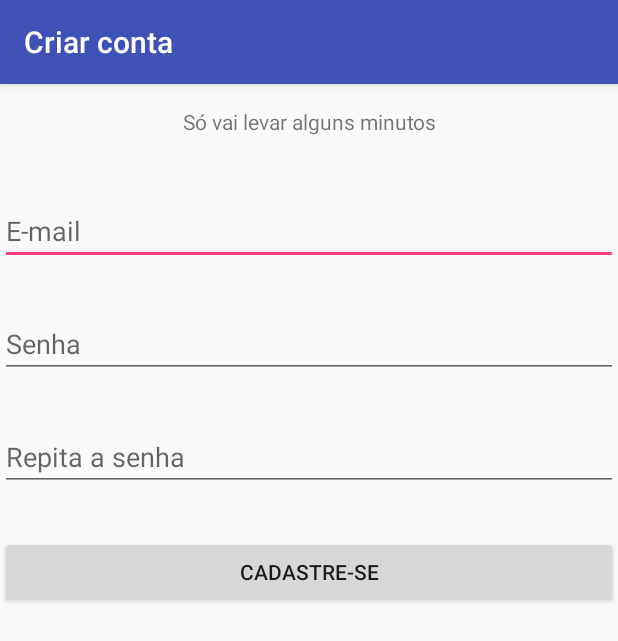
After one commit to guifonseca/QuebraGalho, an Android app: the CadastrarActivity screen opened directly, with no data from a screen before it, on a phone screen of 412 x 824 dp. The commit adds this screen. Shown: the top 641 px of the screen. Run offline under Robolectric (Android 15) with nearby library versions, the phone set to English and light mode, and no system bars.

Commit message:
Primeira tela do cadastro

```diff
--- /dev/null
+++ b/app/src/main/java/com/app/myapp/CadastrarActivity.java
@@ -0,0 +1,21 @@
+package com.app.myapp;
+
+import android.content.Intent;
+import android.os.Bundle;
+import android.support.v7.app.AppCompatActivity;
+import android.view.View;
+
+/**
+ * Created by Guilherme on 12/11/2017.
+ */
+
+public class CadastrarActivity extends AppCompatActivity {
+
+    @Override
+    protected void onCreate( Bundle savedInstanceState )
+    {
+        super.onCreate( savedInstanceState  );
+        setContentView( R.layout.activity_criar_conta);
+    }
+
+}
--- a/app/src/main/java/com/app/myapp/LoginActivity.java
+++ b/app/src/main/java/com/app/myapp/LoginActivity.java
@@ -19,4 +19,10 @@ public class LoginActivity extends AppCompatActivity
         Intent intent = new Intent( view.getContext( ), HomeActivity.class );
         startActivityForResult( intent, 0 );
     }
+
+    public void cadastrar(View view)
+    {
+        Intent intent = new Intent( view.getContext( ), CadastrarActivity.class );
+        startActivityForResult( intent, 0 );
+    }
 }
--- a/app/src/main/java/com/app/myapp/CategoryImageAdapter.java
+++ b/app/src/main/java/com/app/myapp/adapter/CategoryImageAdapter.java
@@ -1,4 +1,4 @@
-package com.app.myapp;
+package com.app.myapp.adapter;
 
 import android.content.Context;
 import android.graphics.Bitmap;
@@ -10,6 +10,7 @@ import android.widget.BaseAdapter;
 import android.widget.ImageView;
 import android.widget.TextView;
 
+import com.app.myapp.R;
 import com.app.myapp.model.Categorias;
 
 /**
--- a/app/src/main/java/com/app/myapp/rest/CategoriasTask.java
+++ b/app/src/main/java/com/app/myapp/rest/CategoriasTask.java
@@ -27,7 +27,7 @@ public class CategoriasTask extends AsyncTask<Void, Void, Categorias> {
         Categorias categorias = null;
 
         try {
-            final String url = "http://192.168.25.178:8080/JerseyDemos/rest/categorias";
+            final String url = "http://192.168.25.165:8080/JerseyDemos/rest/categorias";
             RestTemplate restTemplate = new RestTemplate();
             restTemplate.getMessageConverters().add(new MappingJackson2HttpMessageConverter());
             categorias = restTemplate.getForObject(url, Categorias.class);
--- /dev/null
+++ b/app/src/main/res/layout/activity_criar_conta.xml
@@ -0,0 +1,66 @@
+<?xml version="1.0" encoding="utf-8"?>
+<LinearLayout xmlns:android="http://schemas.android.com/apk/res/android"
+    android:id="@+id/activity_criar_conta"
+    android:layout_width="match_parent"
+    android:layout_height="match_parent"
+    android:orientation="vertical"
+    android:weightSum="1"
+    android:gravity="top">
+
+    <TextView
+        android:id="@+id/lbAlgunsMinutos"
+        android:layout_width="match_parent"
+        android:layout_height="50dp"
+        android:gravity="center"
+        android:text="Só vai levar alguns minutos" />
+
+    <LinearLayout
+        android:layout_width="match_parent"
+        android:layout_height="25dp"
+        android:orientation="vertical"></LinearLayout>
+
+    <EditText
+        android:id="@+id/txEmail"
+        android:layout_width="match_parent"
+        android:layout_height="wrap_content"
+        android:ems="10"
+        android:hint="E-mail"
+        android:inputType="textEmailAddress" />
+
+    <LinearLayout
+        android:layout_width="match_parent"
+        android:layout_height="30dp"
+        android:orientation="vertical"></LinearLayout>
+
+    <EditText
+        android:id="@+id/txSenha"
+        android:layout_width="match_parent"
+        android:layout_height="wrap_content"
+        android:ems="10"
+        android:hint="Senha"
+        android:inputType="textPassword" />
+
+    <LinearLayout
+        android:layout_width="match_parent"
+        android:layout_height="30dp"
+        android:orientation="vertical"></LinearLayout>
+
+    <EditText
+        android:id="@+id/txRepitaSenha"
+        android:layout_width="match_parent"
+        android:layout_height="wrap_content"
+        android:ems="10"
+        android:hint="Repita a senha"
+        android:inputType="textPassword" />
+
+    <LinearLayout
+        android:layout_width="match_parent"
+        android:layout_height="30dp"
+        android:orientation="vertical"></LinearLayout>
+
+    <Button
+        android:id="@+id/btCadastrar"
+        android:layout_width="match_parent"
+        android:layout_height="wrap_content"
+        android:text="Cadastre-se" />
+</LinearLayout>
```
Also changed, not shown: app/src/main/AndroidManifest.xml (+18 -2 lines), app/src/main/java/com/app/myapp/HomeActivity.java (+4 -3 lines), app/src/main/java/com/app/myapp/session/UserSessionManager.java (added, +133 -0 lines), app/src/main/res/layout/activity_login.xml (+8 -0 lines), app/src/main/res/values/strings.xml (+89 -0 lines).
